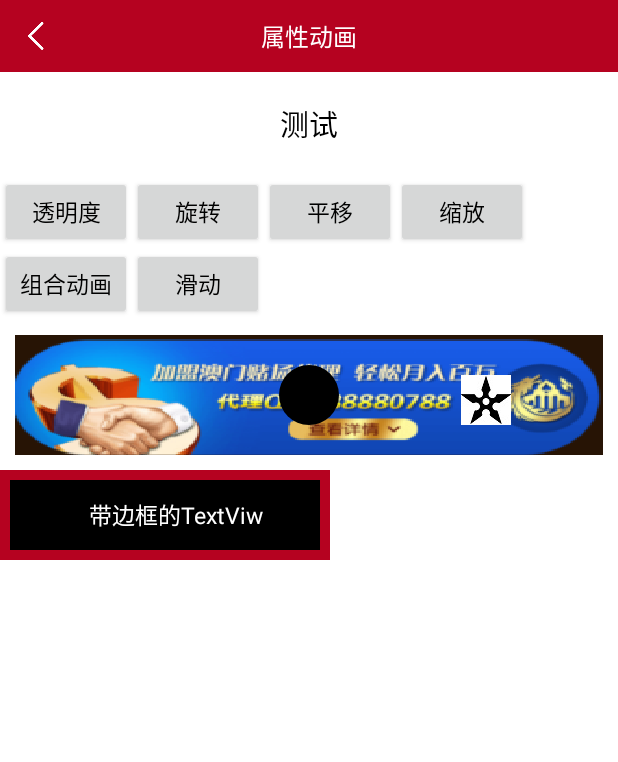
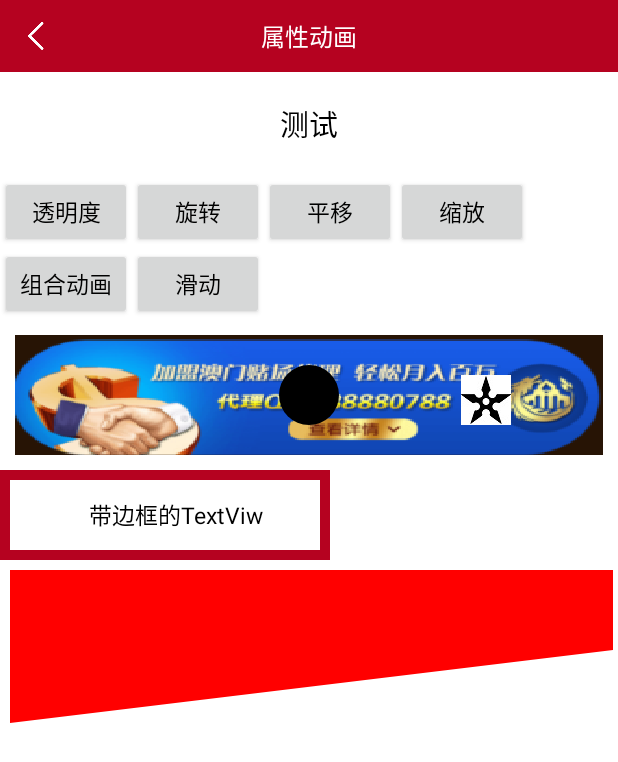
Before and after one commit to Slingge/FunctionBlock, an Android app: the AttributeActivity screen opened directly, with no data from a screen before it, on a phone screen of 412 x 824 dp. Shown: the top 762 px of the screen. Run offline under Robolectric (Android 15) with nearby library versions, the phone set to English and light mode, and no system bars; our stand-ins replace CircleImageView.

Commit message:
自定义边界View

```diff
--- a/app/src/main/java/slingge/functionblock/ui/animGraphical/AnimViewActivity.java
+++ /dev/null
@@ -1,8 +0,0 @@
-package slingge.functionblock.ui.animGraphical;
-
-/**
- * Created by Slingge on 2017/3/31 0031.
- */
-
-public class AnimViewActivity {
-}
--- /dev/null
+++ b/app/src/main/java/slingge/functionblock/ui/animGraphical/ImageClipView.java
@@ -0,0 +1,113 @@
+package slingge.functionblock.ui.animGraphical;
+
+import android.content.Context;
+import android.graphics.Bitmap;
+import android.graphics.Canvas;
+import android.graphics.Color;
+import android.graphics.Matrix;
+import android.graphics.Paint;
+import android.graphics.Path;
+import android.util.AttributeSet;
+import android.view.View;
+
+/**
+ * Created by Administrator on 2017/10/21 0021.
+ */
+
+public class ImageClipView extends View {
+
+    private Bitmap leftImage;
+    private Matrix leftMatrix;
+    private float padding = 10;
+    private Path left;
+    private Paint paint;
+
+    private int state = -1;
+    private final int START = 1;
+
+    public ImageClipView(Context context, AttributeSet attrs, int defStyleAttr) {
+        super(context, attrs, defStyleAttr);
+    }
+
+    public ImageClipView(Context context, AttributeSet attrs) {
+        super(context, attrs);
+    }
+
+    public ImageClipView(Context context) {
+        super(context);
+    }
+
+    private void init() {
+        Bitmap bitmap = Bitmap.createBitmap(getWidth(), getHeight(),
+                Bitmap.Config.ARGB_8888);
+        bitmap.eraseColor(Color.parseColor("#FF0000"));//填充颜色
+
+        leftImage = bitmap;
+
+        paint = new Paint();
+        paint.setAntiAlias(true);
+        initMatrix();
+        initPath();
+    }
+
+    @Override
+    protected void onDraw(Canvas canvas) {
+        super.onDraw(canvas);
+        if (leftImage != null) {
+            canvas.save();
+            canvas.clipPath(left);
+            canvas.drawBitmap(leftImage, leftMatrix, paint);
+            canvas.restore();
+            canvas.save();
+
+        }
+    }
+
+    @Override
+    protected void onLayout(boolean changed, int left, int top, int right,
+                            int bottom) {
+        super.onLayout(changed, left, top, right, bottom);
+        if (state > 0) {
+            return;
+        }
+        state = START;
+        init();
+    }
+
+    private void initMatrix() {
+        leftMatrix = new Matrix();
+
+        float w = getWidth();
+        float h = getHeight();
+
+        //第一个图片
+        float scale = 1;
+        float scaleX = w / leftImage.getWidth();
+        float scaleY = h / leftImage.getHeight();
+        scale = scaleX > scaleY ? scaleX : scaleY;
+        leftMatrix.setScale(scale, scale);
+
+
+    }
+
+    private void initPath() {
+
+        float cpad = padding / 2;//padding = 10
+
+        float w = getWidth();
+        float h = getHeight();
+        float bx = w ;
+        float by = h / 2;
+
+        left = new Path();
+
+        left.moveTo(padding, padding);
+        left.lineTo(bx - cpad, padding);
+        left.lineTo(bx - cpad, by);
+        left.lineTo(padding, h - 1.7f * padding);
+        left.lineTo(padding, padding);
+        left.close();
+
+    }
+
+}
--- a/app/src/main/java/slingge/functionblock/ui/animGraphical/graphical/FrameTextView.java
+++ b/app/src/main/java/slingge/functionblock/ui/animGraphical/graphical/FrameTextView.java
@@ -41,7 +41,7 @@ public class FrameTextView extends android.support.v7.widget.AppCompatTextView {
         paint1.setStyle(Paint.Style.FILL);
 
         Paint paint2=new Paint();
-        paint2.setColor(getResources().getColor(R.color.black));
+        paint2.setColor(getResources().getColor(R.color.white));
         paint2.setStyle(Paint.Style.FILL);
 
         canvas.drawRect(0,0,getMeasuredWidth(),getMeasuredHeight(),paint1);
--- a/app/src/main/res/layout/activity_attribute.xml
+++ b/app/src/main/res/layout/activity_attribute.xml
@@ -97,10 +97,16 @@
             <slingge.functionblock.ui.animGraphical.graphical.FrameTextView
                 android:layout_width="220dp"
                 android:layout_height="60dp"
+                android:background="@color/violet"
+                android:gravity="center"
                 android:text="带边框的TextViw"
-                android:gravity="center"
-android:textColor="@color/white"
+                android:textColor="@color/black"
                 android:textSize="15sp" />
+
+
+            <slingge.functionblock.ui.animGraphical.ImageClipView
+                android:layout_width="match_parent"
+                android:layout_height="120dp" />
 
 
         </LinearLayout>
--- a/app/src/main/res/layout/anim_graphical.xml
+++ b/app/src/main/res/layout/anim_graphical.xml
@@ -26,9 +26,19 @@
                 android:text="属性动画"
                 android:textColor="@color/AsukaColor"
                 android:textSize="15sp" />
+        </LinearLayout>
 
 
-        </LinearLayout>
+
+
+
+
+
+
+
+
+
+
     </ScrollView>
 
 </LinearLayout>
```
